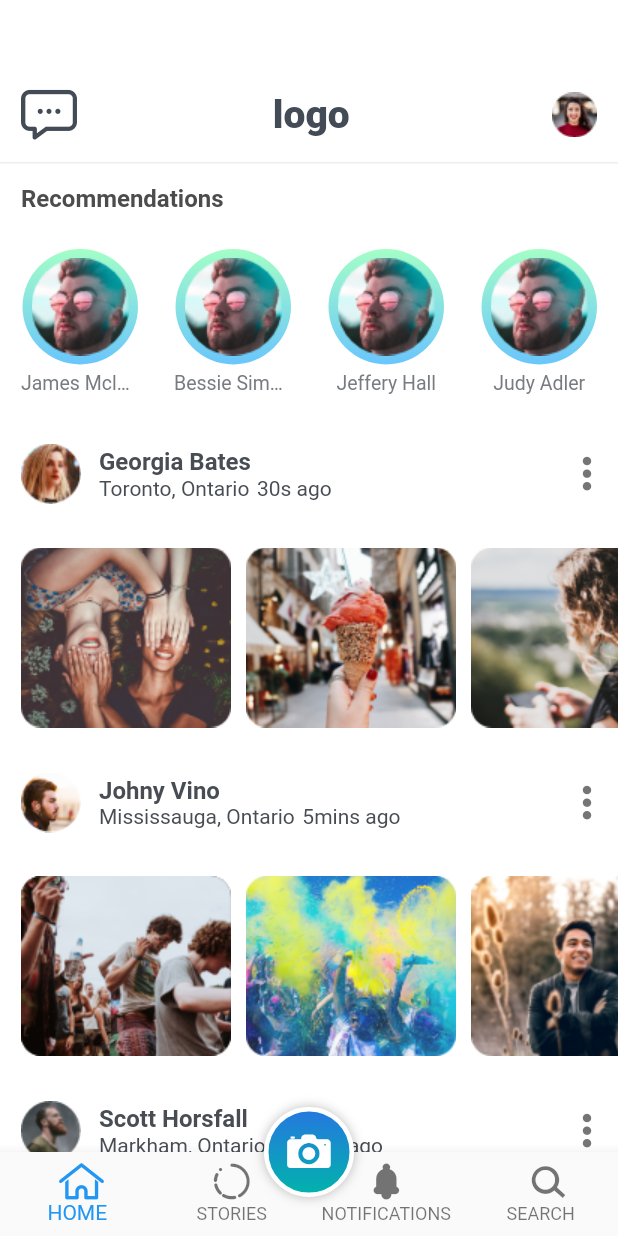
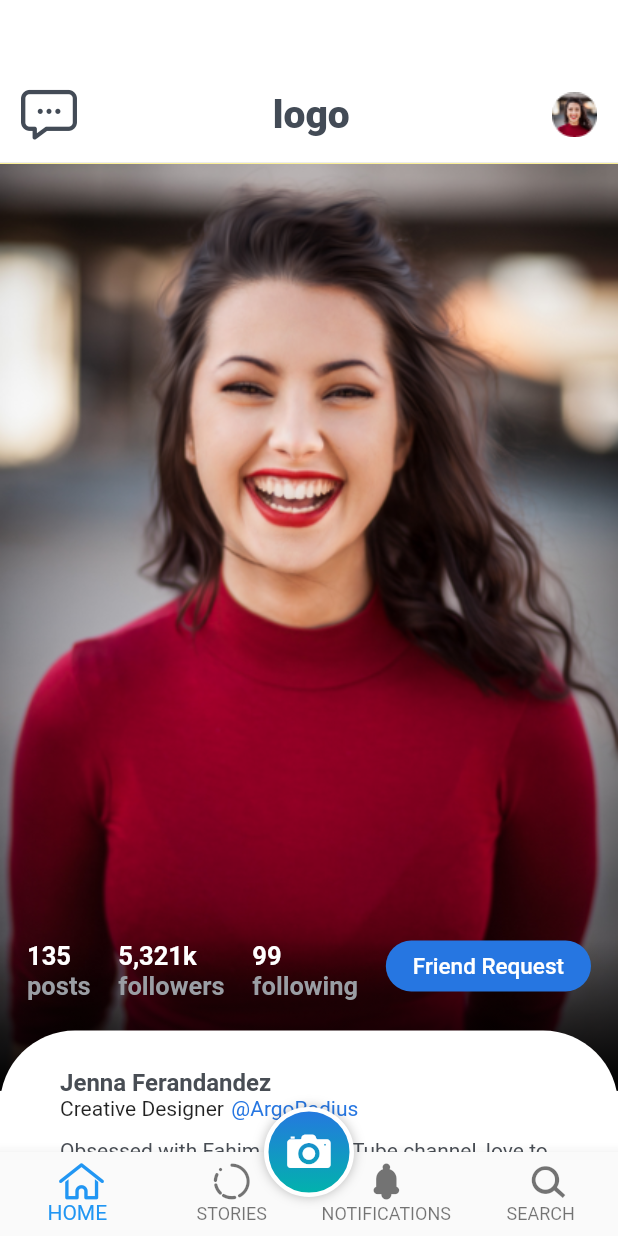
Before and after one commit to besemuna/flutter_social_ui_kit, a Flutter app: the screen it shows after launch, on a phone screen of 412 x 824 dp. Run offline on Flutter 3.47's test engine with Material 2 defaults, Android fonts, the phone set to English and light mode, and no system bars.

Commit message:
Add Profile Screen

```diff
--- /dev/null
+++ b/lib/Models/ProfileImage.dart
@@ -0,0 +1,18 @@
+class ProfileImage {
+  final path;
+
+  ProfileImage({this.path});
+}
+
+List<ProfileImage> profileImages = [
+  ProfileImage(path: "assets/images/profile_one.png"),
+  ProfileImage(path: "assets/images/profile_two.png"),
+  ProfileImage(path: "assets/images/profile_three.png"),
+  ProfileImage(path: "assets/images/profile_four.png"),
+  ProfileImage(path: "assets/images/profile_five.png"),
+  ProfileImage(path: "assets/images/profile_six.png"),
+  ProfileImage(path: "assets/images/profile_seven.png"),
+  ProfileImage(path: "assets/images/profile_eight.png"),
+  ProfileImage(path: "assets/images/profile_nine.png"),
+  ProfileImage(path: "assets/images/profile_ten.png"),
+];
--- a/lib/main.dart
+++ b/lib/main.dart
@@ -1,11 +1,5 @@
 import 'package:flutter/material.dart';
-import 'package:social_free_ui_kit/screens/LoginScreenFive.dart';
-import 'package:social_free_ui_kit/screens/LoginScreenFour.dart';
-import 'package:social_free_ui_kit/screens/LoginScreenOne.dart';
-import 'package:social_free_ui_kit/screens/LoginScreenSix.dart';
-import 'package:social_free_ui_kit/screens/LoginScreenThree.dart';
-import 'package:social_free_ui_kit/screens/LoginScreenTwo.dart';
-import 'package:social_free_ui_kit/screens/MainScreen.dart';
+import 'package:social_free_ui_kit/screens/ProfileScreen.dart';
 
 void main() => runApp(MyApp());
 
@@ -13,15 +7,11 @@ class MyApp extends StatelessWidget {
   @override
   Widget build(BuildContext context) {
     return MaterialApp(
-      debugShowCheckedModeBanner: false,
-      title: 'Social Free Icon Ui',
-      theme: ThemeData(
-        primarySwatch: Colors.blue,
-      ),
-      home: MainScreen()
-    );
+        debugShowCheckedModeBanner: false,
+        title: 'Social Free Icon Ui',
+        theme: ThemeData(
+          primarySwatch: Colors.blue,
+        ),
+        home: ProfileScreen());
   }
 }
-
-class LoginScreenScreenSix {
-}
--- /dev/null
+++ b/lib/screens/ProfileScreen.dart
@@ -0,0 +1,244 @@
+import 'package:flutter/material.dart';
+import 'package:social_free_ui_kit/Models/ProfileImage.dart';
+import 'package:social_free_ui_kit/presentation/icon_set_icons.dart';
+import 'package:social_free_ui_kit/widgets/BottomNavigationBar.dart';
+import 'package:social_free_ui_kit/widgets/Buttons.dart';
+import 'package:social_free_ui_kit/widgets/Header.dart';
+import 'package:social_free_ui_kit/widgets/ProfileBuilder.dart';
+import 'package:social_free_ui_kit/widgets/RecommendationsBuilder.dart';
+
+class ProfileScreen extends StatefulWidget {
+  @override
+  _ProfileScreenState createState() => _ProfileScreenState();
+}
+
+class _ProfileScreenState extends State<ProfileScreen> {
+  @override
+  Widget build(BuildContext context) {
+    return Scaffold(
+      backgroundColor: Colors.white,
+      body: SafeArea(
+          child: ListView(
+        children: <Widget>[
+          Header(),
+          Container(
+            height: MediaQuery.of(context).size.height * 0.75,
+            color: Colors.yellow,
+            child: Stack(
+              children: <Widget>[
+                Container(
+                  height: MediaQuery.of(context).size.height * 0.75,
+                  decoration: BoxDecoration(
+                    image: DecorationImage(
+                        image: AssetImage("assets/images/profile.png"),
+                        fit: BoxFit.cover,
+                        alignment: Alignment.topCenter),
+                  ),
+                ),
+                Positioned(
+                  left: 0,
+                  right: 0,
+                  bottom: 0,
+                  child: Container(
+                    padding: EdgeInsets.symmetric(horizontal: 18),
+                    decoration: BoxDecoration(
+                      gradient: LinearGradient(
+                          colors: [
+                            Colors.black,
+                            Colors.black.withOpacity(0),
+                          ],
+                          begin: Alignment.bottomCenter,
+                          end: Alignment.topCenter),
+                    ),
+                    height: 100,
+                    width: double.infinity,
+                    child: Row(
+                      mainAxisAlignment: MainAxisAlignment.spaceBetween,
+                      crossAxisAlignment: CrossAxisAlignment.start,
+                      children: <Widget>[
+                        Column(
+                          crossAxisAlignment: CrossAxisAlignment.start,
+                          children: <Widget>[
+                            Text(
+                              "135",
+                              style: TextStyle(
+                                  fontSize: 17,
+                                  fontWeight: FontWeight.bold,
+                                  color: Colors.white),
+                            ),
+                            Text(
+                              "posts",
+                              style: TextStyle(
+                                  fontSize: 17,
+                                  fontWeight: FontWeight.bold,
+                                  color: Color(0xff9A9EA4)),
+                            )
+                          ],
+                        ),
+                        Column(
+                          crossAxisAlignment: CrossAxisAlignment.start,
+                          children: <Widget>[
+                            Text(
+                              "5,321k",
+                              style: TextStyle(
+                                  fontSize: 17,
+                                  fontWeight: FontWeight.bold,
+                                  color: Colors.white),
+                            ),
+                            Text(
+                              "followers",
+                              style: TextStyle(
+                                  fontSize: 17,
+                                  fontWeight: FontWeight.bold,
+                                  color: Color(0xff9A9EA4)),
+                            )
+                          ],
+                        ),
+                        Column(
+                          crossAxisAlignment: CrossAxisAlignment.start,
+                          children: <Widget>[
+                            Text(
+                              "99",
+                              style: TextStyle(
+                                  fontSize: 17,
+                                  fontWeight: FontWeight.bold,
+                                  color: Colors.white),
+                            ),
+                            Text(
+                              "following",
+                              style: TextStyle(
+                                  fontSize: 17,
+                                  fontWeight: FontWeight.bold,
+                                  color: Color(0xff9A9EA4)),
+                            )
+                          ],
+                        ),
+                        InkWell(
+                          child: Container(
+                            padding: EdgeInsets.symmetric(
+                                horizontal: 18, vertical: 8),
+                            decoration: BoxDecoration(
+                                color: Color(0xff2676E1),
+                                borderRadius: BorderRadius.circular(20)),
+                            child: Text(
+                              "Friend Request",
+                              style: TextStyle(
+                                  color: Colors.white,
+                                  fontSize: 15,
+                                  fontWeight: FontWeight.w500),
+                            ),
+                          ),
+                        )
+                      ],
+                    ),
+                  ),
+                )
+              ],
+            ),
+          ),
+          Container(
+            padding: EdgeInsets.symmetric(horizontal: 40, vertical: 25),
+             transform: Matrix4.translationValues(0.0, -40.0, 0.0),
+            decoration: BoxDecoration(
+              color: Colors.white,
+              borderRadius: BorderRadius.only(
+                topLeft: Radius.circular(50),
+                topRight: Radius.circular(50),
+              ),
+            ),
+            child: Column(
+              crossAxisAlignment: CrossAxisAlignment.start,
+              children: <Widget>[
+                Text(
+                  "Jenna Ferandandez",
+                  style: TextStyle(
+                      color: Color(0xff484D54),
+                      fontSize: 16,
+                      fontWeight: FontWeight.bold),
+                ),
+                Row(
+                  children: <Widget>[
+                    Text("Creative Designer"),
+                    SizedBox(
+                      width: 5,
+                    ),
+                    Text(
+                      "@ArgoRadius",
+                      style: TextStyle(
+                        color: Color(0xff2676E1),
+                      ),
+                    )
+                  ],
+                ),
+                SizedBox(
+                  height: 12,
+                ),
+                RichText(
+                  text: TextSpan(
+                      text:
+                          "Obsessed with Fahim MD's YouTube channel, love to go shopping on weekends and loveee food ",
+                      style: TextStyle(
+                        color: Color(0xff484D54),
+                      ),
+                      children: <TextSpan>[
+                        TextSpan(
+                          text: "#foodie",
+                          style: TextStyle(
+                            color: Color(0xff2676E1),
+                          ),
+                        )
+                      ]),
+                ),
+                SizedBox(
+                  height: 12,
+                ),
+                Container(
+                  height: 350,
+                  child: GridView.builder(
+                    itemCount: 10,
+                    gridDelegate: SliverGridDelegateWithFixedCrossAxisCount(
+                        crossAxisCount: 3,
+                        crossAxisSpacing: 7,
+                        mainAxisSpacing: 7),
+                    itemBuilder: (BuildContext context, int index) => Container(
+                      decoration: BoxDecoration(
+                        borderRadius: BorderRadius.circular(10),
+                        image: DecorationImage(
+                            image: AssetImage(profileImages[index].path),
+                            fit: BoxFit.cover),
+                      ),
+                    ),
+                  ),
+                )
+              ],
+            ),
+          )
+        ],
+      )),
+      bottomNavigationBar: BottomNavigationBarr(),
+      floatingActionButtonLocation: FloatingActionButtonLocation.centerDocked,
+      floatingActionButton: Container(
+        height: 60,
+        width: 60,
+        decoration: BoxDecoration(
+          borderRadius: BorderRadius.circular(50),
+          border: Border.all(width: 3, color: Colors.white),
+          boxShadow: [
+            BoxShadow(color: Colors.black.withOpacity(0.26), blurRadius: 6)
+          ],
+          gradient: LinearGradient(
+              begin: Alignment.topCenter,
+              end: Alignment.bottomCenter,
+              colors: [
+                Color(0xff2676E1),
+                Color(0xff00B5AA),
+              ]),
+        ),
+        child: Icon(
+          IconSet.camera,
+          color: Colors.white,
+        ),
+      ),
+    );
+  }
+}
--- a/lib/widgets/RecommendationsBuilder.dart
+++ b/lib/widgets/RecommendationsBuilder.dart
@@ -21,7 +21,7 @@ class RecommendationsBuilder extends StatelessWidget {
                   colors: [Color(0xffA3FEC7), Color(0xff6AC6FC)]),
             ),
             child: Image(
-              image: AssetImage("assets/images/recommendations_one.png"),
+              image: AssetImage(item.picture),
             ),
           ),
           SizedBox(
```
Also changed, not shown: lib/screens/StorageScreen.dart (added, +149 -0 lines), assets/images/profile.png (added), assets/images/profile_eight.png (added), assets/images/profile_eleven.png (added), assets/images/profile_five.png (added), assets/images/profile_four.png (added), assets/images/profile_nine.png (added), assets/images/profile_one.png (added), assets/images/profile_seven.png (added), assets/images/profile_six.png (added), assets/images/profile_ten.png (added), assets/images/profile_three.png (added), assets/images/profile_twelve.png (added), assets/images/profile_two.png (added).
